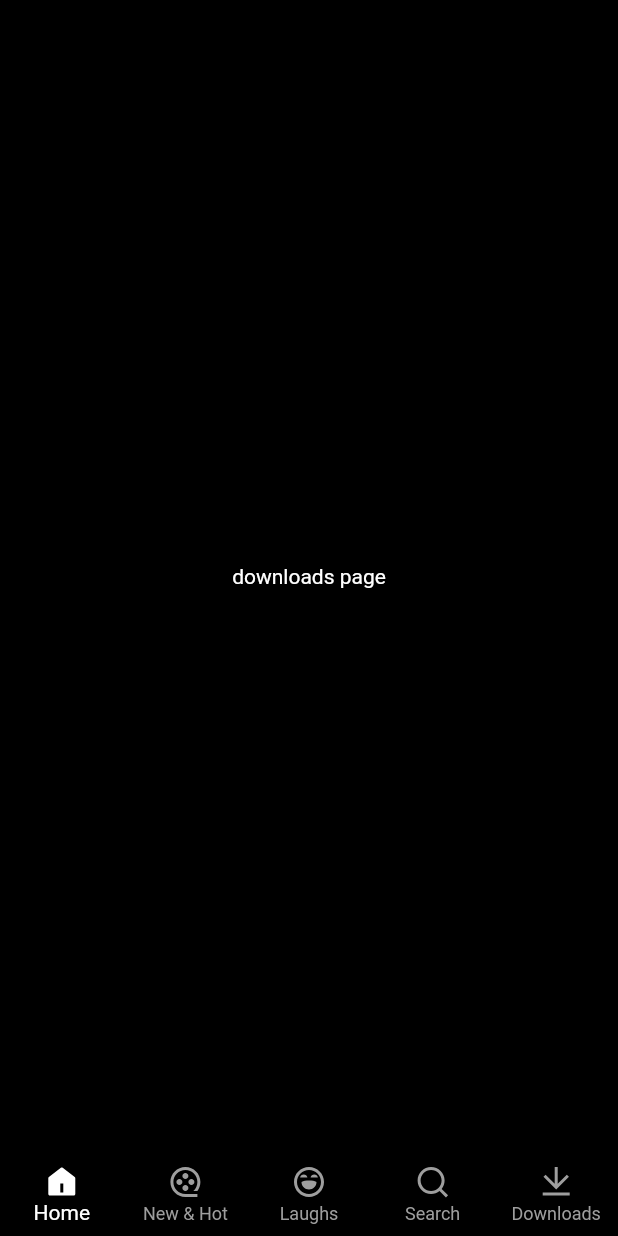
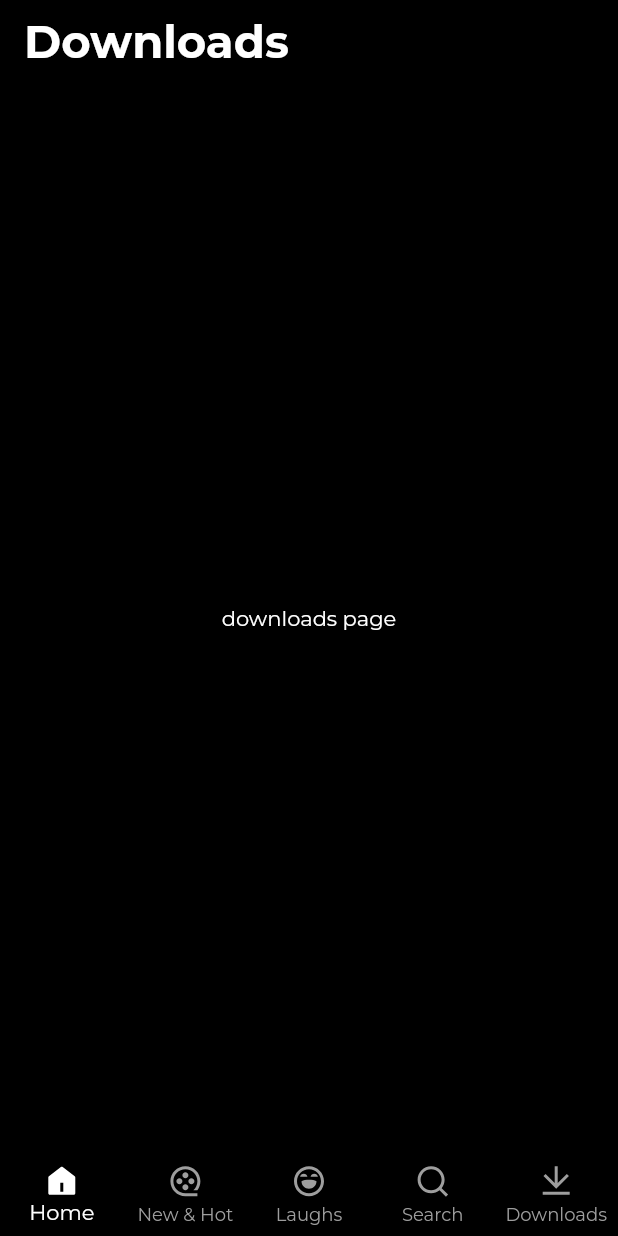
Before and after one commit to aninarafath6/flutter-netflix-clone, a Flutter app: the screen it shows after launch, swiped to page 5, on a phone screen of 412 x 824 dp. Run offline on Flutter 3.47's test engine with Material 2 defaults, Android fonts, the phone set to English and light mode, and no system bars; our stand-ins replace google_fonts, remixicon.

Commit message:
downloads page some text themes

```diff
--- a/lib/core/sizes/app_sizes.dart
+++ b/lib/core/sizes/app_sizes.dart
@@ -0,0 +1,4 @@
+class AppSizes {
+  static const toolbarHeight = 70;
+  static const double titleFontSize = 30;
+}
--- a/lib/core/theme/app_theme.dart
+++ b/lib/core/theme/app_theme.dart
@@ -1,10 +1,16 @@
 import 'package:flutter/material.dart';
+import 'package:google_fonts/google_fonts.dart';
+import 'package:netflix_clone/core/sizes/app_sizes.dart';
 
 import '../colors/app_colors.dart';
 
 class AppTheme {
   static ThemeData theme = ThemeData(
     scaffoldBackgroundColor: AppColors.scaffoldColor,
+    fontFamily: GoogleFonts.montserrat().fontFamily,
+    appBarTheme: const AppBarTheme(
+      color: Colors.transparent,
+    ),
     textTheme: const TextTheme(
       bodyText1: TextStyle(
         color: Colors.white,
@@ -14,4 +20,11 @@ class AppTheme {
       ),
     ),
   );
+
+// title font theme
+  static TextStyle titleTextTheme = const TextStyle(
+    color: Colors.white,
+    fontSize: AppSizes.titleFontSize,
+    fontWeight: FontWeight.w700,
+  );
 }
--- a/lib/presentation/screen/pages/downloads_page/downloads_page.dart
+++ b/lib/presentation/screen/pages/downloads_page/downloads_page.dart
@@ -1,12 +1,22 @@
 import 'package:flutter/material.dart';
+import 'package:netflix_clone/core/theme/app_theme.dart';
 
 class DownloadsPage extends StatelessWidget {
   const DownloadsPage({Key? key}) : super(key: key);
 
   @override
   Widget build(BuildContext context) {
-    return const Center(
-      child: Text('downloads page'),
+    return Scaffold(
+      appBar: AppBar(
+        title: Text(
+          'Downloads',
+          style: AppTheme.titleTextTheme,
+        ),
+        centerTitle: false,
+      ),
+      body: const Center(
+        child: Text('downloads page'),
+      ),
     );
   }
 }
--- a/pubspec.yaml
+++ b/pubspec.yaml
@@ -14,6 +14,7 @@ dependencies:
 
   cupertino_icons: ^1.0.2
   remixicon: ^1.0.0
+  google_fonts: ^2.3.1
 
 dev_dependencies:
   flutter_test:
```
Also changed, not shown: pubspec.lock, 6 other files.
